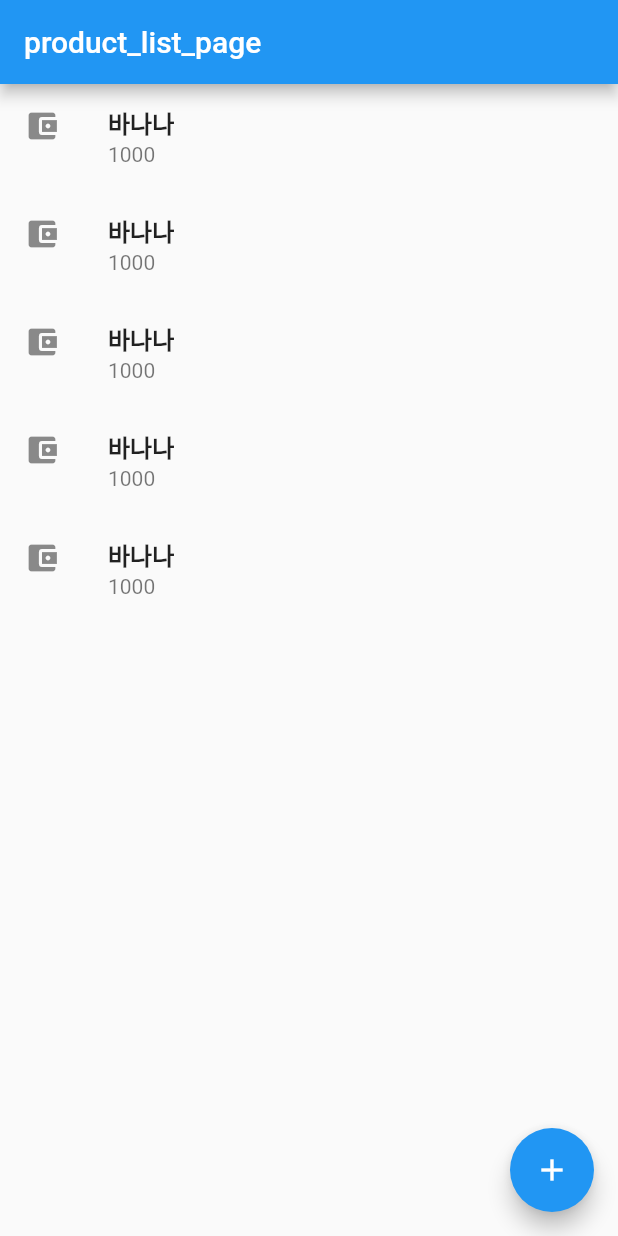
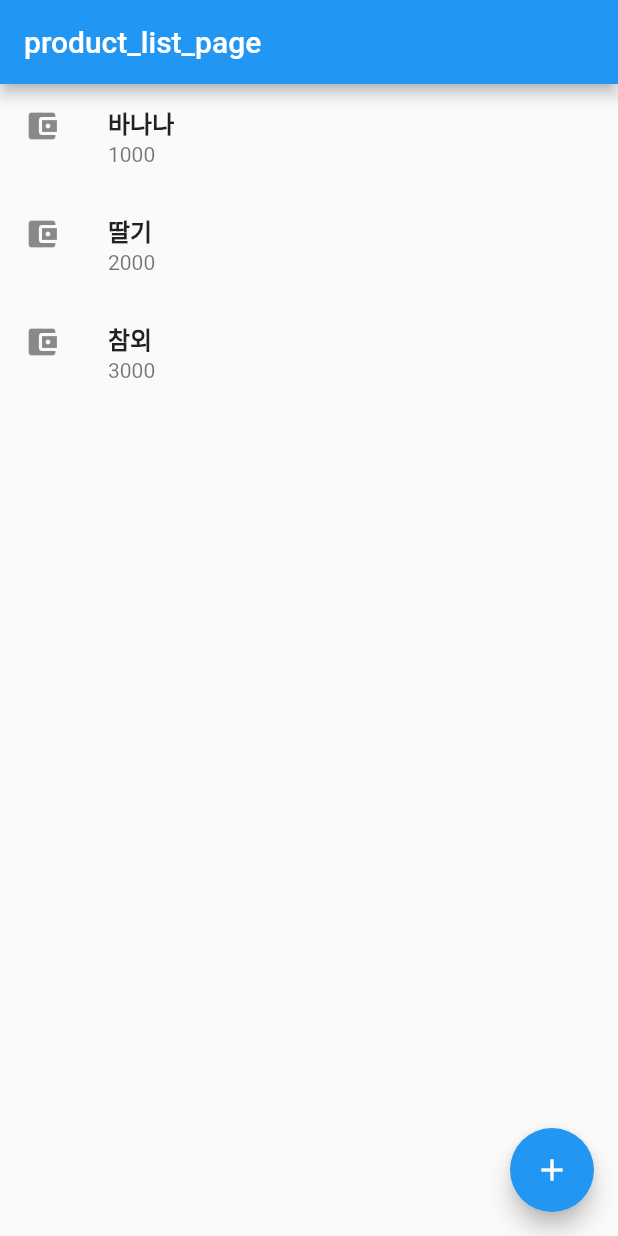
Before and after one commit to suucode/flutter_MVCS_study, a Flutter app: the screen it shows after launch, on a phone screen of 412 x 824 dp. Run offline on Flutter 3.47's test engine with Material 2 defaults, Android fonts, the phone set to English and light mode, and no system bars; our stand-ins replace flutter_riverpod.

Commit message:
버그 안됨

```diff
--- a/lib/controller/product_controller.dart
+++ b/lib/controller/product_controller.dart
@@ -11,12 +11,11 @@ final productController = Provider<ProductController>((ref) {
 });
 
 class ProductController {
-  ProductHttpRepository repo = ProductHttpRepository();
   final Ref _ref;
   ProductController(this._ref);
 
   void findAll() {
-    List<Product> productList = repo.findAll();
+    List<Product> productList = _ref.read(productHttpRepository).findAll();
     _ref.read(productListViewModel.notifier).onLoad(productList);
   }
 }
--- a/lib/domain/product/product_http_repository.dart
+++ b/lib/domain/product/product_http_repository.dart
@@ -1,4 +1,9 @@
 import 'package:data_app/domain/product/product.dart';
+import 'package:flutter_riverpod/flutter_riverpod.dart';
+
+final productHttpRepository = Provider<ProductHttpRepository>((ref) {
+  return ProductHttpRepository();
+});
 
 class ProductHttpRepository {
   // fake data
--- a/lib/views/product/list/product_list_page.dart
+++ b/lib/views/product/list/product_list_page.dart
@@ -1,4 +1,5 @@
 import 'package:data_app/controller/product_controller.dart';
+import 'package:data_app/views/product/list/product_list_view_model.dart';
 import 'package:flutter/material.dart';
 import 'package:flutter_riverpod/flutter_riverpod.dart';
 
@@ -7,6 +8,7 @@ class ProductListPage extends ConsumerWidget {
 
   @override
   Widget build(BuildContext context, WidgetRef ref) {
+    final pm = ref.watch(productListViewModel);
     final pc = ref.read(productController);
     pc.findAll();
 
@@ -17,15 +19,15 @@ class ProductListPage extends ConsumerWidget {
       ),
       appBar: AppBar(title: Text("product_list_page")),
       body: ListView.builder(
-        itemCount: 5,
+        itemCount: pm.length,
         itemBuilder: (context, index) => ListTile(
           onTap: () {},
           leading: Icon(Icons.account_balance_wallet),
           title: Text(
-            "바나나",
+            "${pm[index].name}",
             style: TextStyle(fontWeight: FontWeight.bold),
           ),
-          subtitle: Text("1000"),
+          subtitle: Text("${pm[index].price}"),
         ),
       ),
     );
```
